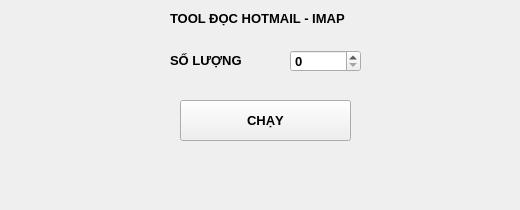
Above: ui.ui from npk-0709/scan-mail-imap-pop3 before the change. Below: the same form after it.
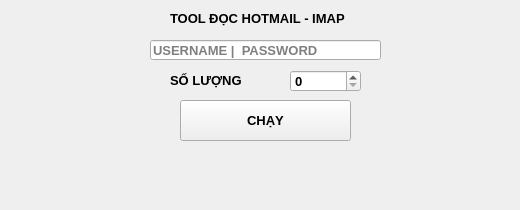
That is the form after the change.

Patch:
```diff
--- a/ui.ui
+++ b/ui.ui
@@ -51,7 +51,7 @@
     <property name="geometry">
      <rect>
       <x>290</x>
-      <y>50</y>
+      <y>70</y>
       <width>71</width>
       <height>22</height>
      </rect>
@@ -61,7 +61,7 @@
     <property name="geometry">
      <rect>
       <x>170</x>
-      <y>45</y>
+      <y>65</y>
       <width>91</width>
       <height>31</height>
      </rect>
@@ -70,6 +70,19 @@
      <string>SỐ LƯỢNG</string>
     </property>
    </widget>
+   <widget class="QLineEdit" name="account">
+    <property name="geometry">
+     <rect>
+      <x>150</x>
+      <y>40</y>
+      <width>231</width>
+      <height>20</height>
+     </rect>
+    </property>
+    <property name="placeholderText">
+     <string>USERNAME |  PASSWORD</string>
+    </property>
+   </widget>
   </widget>
   <widget class="QMenuBar" name="menubar">
    <property name="geometry">
```
Left out of the diff: 2 changed lines with no effect on the pictures.
